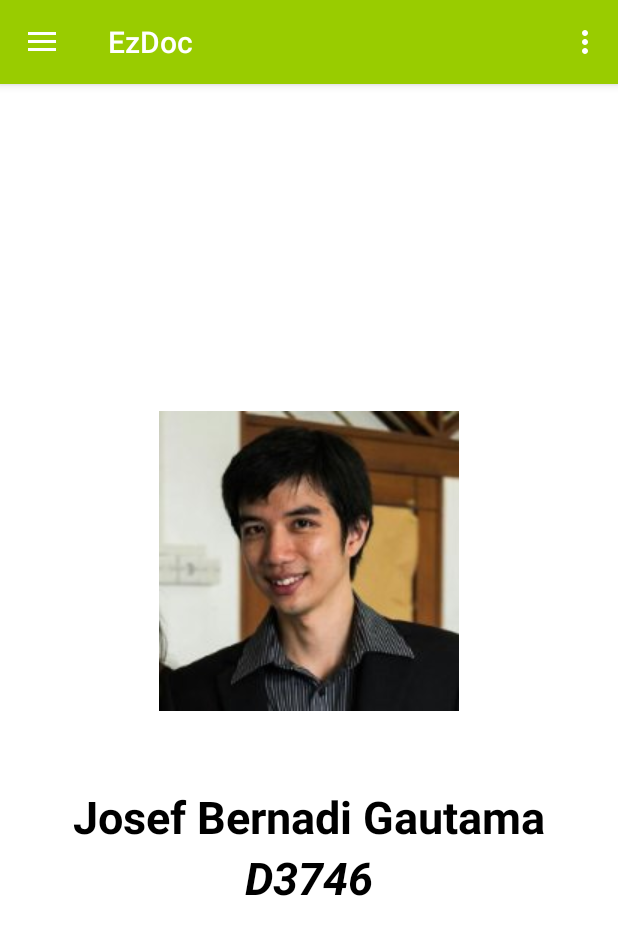
After one commit to HarisWeitani/EzDoc, an Android app: the fragment EasterEggFragment placed in its activity, on a phone screen of 412 x 824 dp. The commit adds this screen. Shown: the top 935 px of the screen. Run offline under Robolectric (Android 15) with nearby library versions, the phone set to English and light mode, and no system bars.

Commit message:
Easter Egg Added

```diff
--- /dev/null
+++ b/app/src/main/java/com/example/sirwarfox/easydoctor/EasterEggFragment.java
@@ -0,0 +1,26 @@
+package com.example.sirwarfox.easydoctor;
+
+import android.os.Bundle;
+import android.support.annotation.Nullable;
+import android.support.v4.app.Fragment;
+import android.view.LayoutInflater;
+import android.view.View;
+import android.view.ViewGroup;
+
+/**
+ * Created by Haris weitani on 07-Dec-17.
+ */
+
+public class EasterEggFragment extends Fragment {
+
+    @Nullable
+    @Override
+    public View onCreateView(LayoutInflater inflater, @Nullable ViewGroup container, @Nullable Bundle savedInstanceState) {
+        return inflater.inflate(R.layout.fragment_easteregg,null);
+    }
+
+    @Override
+    public void onViewCreated(View view, @Nullable Bundle savedInstanceState) {
+        super.onViewCreated(view, savedInstanceState);
+    }
+}
--- a/app/src/main/java/com/example/sirwarfox/easydoctor/MainActivity.java
+++ b/app/src/main/java/com/example/sirwarfox/easydoctor/MainActivity.java
@@ -86,10 +86,10 @@ public class MainActivity extends AppCompatActivity
             fragment = new PayYourBillFragment();
         } else if (id == R.id.nav_premiumMember) {
             fragment = new PremiumMemberFragmednt();
-        }else if (id == R.id.nav_share) {
-            Toast.makeText(this, "We are Sorry This button is under construction", Toast.LENGTH_SHORT).show();
         } else if (id == R.id.nav_forum) {
             fragment = new ForumFragment();
+        } else if (id == R.id.nav_easterEgg) {
+            fragment = new EasterEggFragment();
         }
 
         if(fragment != null){
--- /dev/null
+++ b/app/src/main/res/layout/fragment_easteregg.xml
@@ -0,0 +1,41 @@
+<?xml version="1.0" encoding="utf-8"?>
+<LinearLayout
+    xmlns:android="http://schemas.android.com/apk/res/android"
+    android:layout_width="match_parent"
+    android:layout_height="match_parent"
+    android:orientation="vertical"
+    android:padding="16dp"
+    android:gravity="center"
+    android:background="@android:color/white"
+    >
+
+    <ImageView
+        android:layout_width="wrap_content"
+        android:layout_height="wrap_content"
+        android:src="@drawable/josefbernadigautama"
+        android:layout_alignParentTop="true"
+        android:layout_gravity="center_horizontal"
+        />
+
+    <TextView
+        android:layout_width="wrap_content"
+        android:layout_height="wrap_content"
+        android:text="Josef Bernadi Gautama"
+        android:textSize="30sp"
+        android:textStyle="bold"
+        android:textColor="@color/colorFont"
+        android:layout_gravity="center"
+        android:layout_marginTop="50dp"
+        />
+    <TextView
+        android:layout_width="wrap_content"
+        android:layout_height="wrap_content"
+        android:text="D3746"
+        android:textSize="30sp"
+        android:textColor="@color/colorFont"
+        android:textStyle="bold|italic"
+        android:layout_gravity="center"
+        />
+
+
+</LinearLayout>
--- a/app/src/main/res/menu/activity_main_drawer.xml
+++ b/app/src/main/res/menu/activity_main_drawer.xml
@@ -36,13 +36,15 @@
     <item android:title="Communicate">
         <menu>
             <item
-                android:id="@+id/nav_share"
-                android:icon="@drawable/ic_menu_share"
-                android:title="Share" />
-            <item
                 android:id="@+id/nav_forum"
                 android:icon="@drawable/ic_menu_send"
                 android:title="Forum" />
+            <!--animate jangan kasih liat dlu-->
+            <item
+                android:id="@+id/nav_easterEgg"
+                android:icon="@drawable/ic_menu_send"
+                android:title="Press Me"
+                />
         </menu>
     </item>
 
```
Also changed, not shown: app/src/main/res/drawable/josefbernadigautama.jpg (added).
